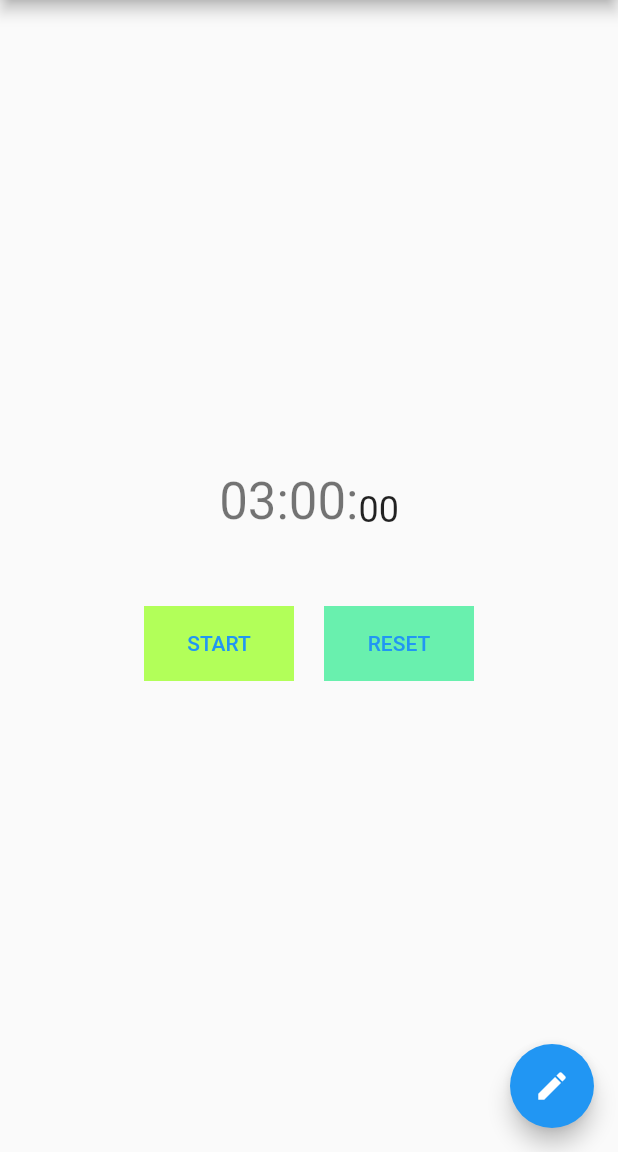
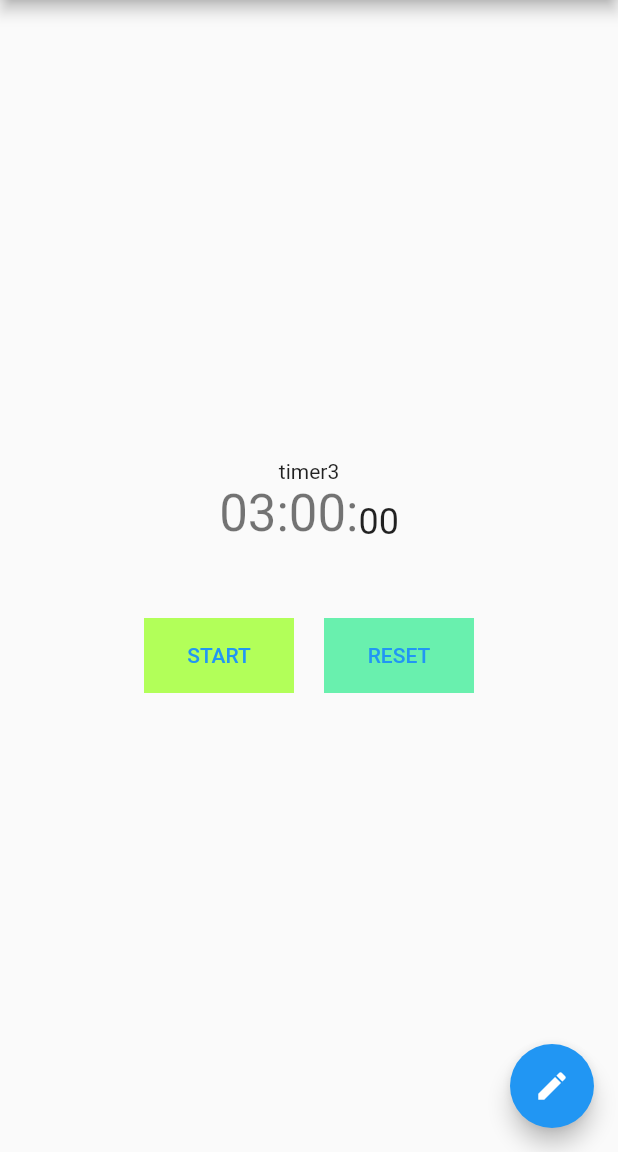
Before and after one commit to akahigeg/flutter_clock, a Flutter app: the screen it shows after launch, swiped to page 3, on a phone screen of 412 x 824 dp, the part 84-1236 px from its top. Run offline on Flutter 3.47's test engine with Material 2 defaults, Android fonts, the phone set to English and light mode, and no system bars; our stand-ins replace shared_preferences.

Commit message:
TimerWidgetに個別のtimerIdを表示するように

```diff
--- a/lib/model/timer_model.dart
+++ b/lib/model/timer_model.dart
@@ -26,6 +26,10 @@ class TimerModel extends ChangeNotifier {
 
   bool get isStart => _isStart;
   bool get inEdit => _inEdit;
+
+  set timerId(String timerId) {
+    _timerId = timerId;
+  }
 
   void restore() async {
     var prefs = await SharedPreferences.getInstance();
--- a/lib/timer_view.dart
+++ b/lib/timer_view.dart
@@ -18,7 +18,12 @@ class FlutterTimer extends StatelessWidget {
     final List<Widget> _pages = <Widget>[
       new TimerWidget("timer1"),
       new TimerWidget("timer2"),
+      new TimerWidget("timer3"),
     ];
+
+    // TODO: ページ切り替えにインジケータをつける
+    // ref: https://gist.github.com/collinjackson/4fddbfa2830ea3ac033e34622f278824
+    // TODO: TimerModelで複数のタイマーを扱う
 
     return Scaffold(
         appBar: AppBar(title: Text("Flutter Clock"), actions: <Widget>[]),
@@ -37,9 +42,9 @@ class FlutterTimer extends StatelessWidget {
 }
 
 class TimerWidget extends StatelessWidget {
-  TimerWidget(String timerId) {
-    final _timerId = timerId;
-  }
+  TimerWidget(this.timerId);
+
+  final String timerId;
 
   @override
   Widget build(BuildContext context) {
@@ -51,6 +56,7 @@ class TimerWidget extends StatelessWidget {
         children: <Widget>[
           Consumer<TimerModel>(builder: (context, timer, child) {
             return Column(children: [
+              Text(timerId),
               timer.inEdit ? DisplayEdit() : Display(),
               timer.inEdit ? InEditButtons() : ControlButtons(),
             ]);
```
